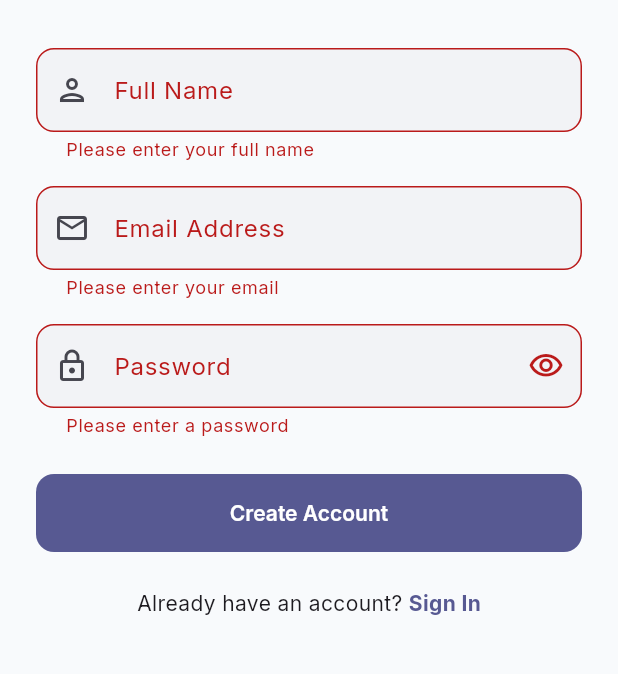
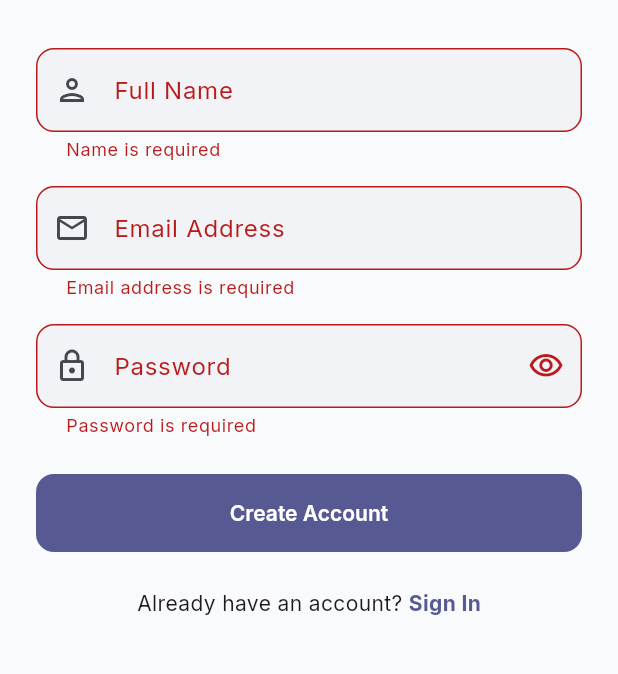
Before and after one commit to jihanurrahman33/PIIRS-Mobile-App, a Flutter app: the RegisterPage screen opened by its route, after a tap on "Create Account", on a phone screen of 412 x 824 dp, the part 471-1145 px from its top. Run offline on Flutter 3.47's test engine with Material 3 defaults, Android fonts, the phone set to English and light mode, and no system bars; our stand-ins replace equatable, flutter_secure_storage, get_it, go_router, google_fonts; accounts and stored records are empty.

Commit message:
feat: Implement environment configuration, secure storage services, and input validators

```diff
--- /dev/null
+++ b/lib/core/utils/validators.dart
@@ -0,0 +1,64 @@
+/// Centralized input validation and sanitization utility.
+abstract class Validators {
+  static final RegExp _emailRegExp = RegExp(
+    r'^[a-zA-Z0-9.\_%+-]+@[a-zA-Z0-9.-]+\.[a-zA-Z]{2,}$',
+  );
+
+  static final RegExp _phoneRegExp = RegExp(
+    r'^\+?[0-9]{7,15}$',
+  );
+
+  /// Validates email address syntax.
+  static String? validateEmail(String? value) {
+    if (value == null || value.trim().isEmpty) {
+      return 'Email address is required';
+    }
+    final trimmed = value.trim();
+    if (!_emailRegExp.hasMatch(trimmed)) {
+      return 'Please enter a valid email address';
+    }
+    return null;
+  }
+
+  /// Validates password length and complexity.
+  static String? validatePassword(String? value, {int minLength = 6}) {
+    if (value == null || value.isEmpty) {
+      return 'Password is required';
+    }
+    if (value.length < minLength) {
+      return 'Password must be at least $minLength characters long';
+    }
+    return null;
+  }
+
+  /// Validates person name input.
+  static String? validateName(String? value) {
+    if (value == null || value.trim().isEmpty) {
+      return 'Name is required';
+    }
+    if (value.trim().length < 2) {
+      return 'Name must be at least 2 characters';
+    }
+    return null;
+  }
+
+  /// Validates phone number input.
+  static String? validatePhone(String? value) {
+    if (value == null || value.trim().isEmpty) {
+      return 'Phone number is required';
+    }
+    final trimmed = value.trim();
+    if (!_phoneRegExp.hasMatch(trimmed)) {
+      return 'Please enter a valid phone number';
+    }
+    return null;
+  }
+
+  /// Sanitizes text input by trimming and stripping HTML/script characters.
+  static String sanitizeInput(String input) {
+    return input
+        .trim()
+        .replaceAll(RegExp(r'<[^>]*>'), '')
+        .replaceAll(RegExp(r'[<>]'), '');
+  }
+}
--- a/lib/features/auth/presentation/pages/login_page.dart
+++ b/lib/features/auth/presentation/pages/login_page.dart
@@ -2,6 +2,7 @@ import 'package:flutter/material.dart';
 import 'package:go_router/go_router.dart';
 
 import '../../../../core/theme/app_colors.dart';
+import '../../../../core/utils/validators.dart';
 
 /// Login Page UI for ZapShift user authentication.
 class LoginPage extends StatefulWidget {
@@ -86,15 +87,7 @@ class _LoginPageState extends State<LoginPage> {
                       labelText: 'Email Address',
                       prefixIcon: Icon(Icons.email_outlined),
                     ),
-                    validator: (value) {
-                      if (value == null || value.trim().isEmpty) {
-                        return 'Please enter your email';
-                      }
-                      if (!value.contains('@')) {
-                        return 'Please enter a valid email';
-                      }
-                      return null;
-                    },
+                    validator: Validators.validateEmail,
                   ),
                   const SizedBox(height: 16),
                   TextFormField(
@@ -117,15 +110,7 @@ class _LoginPageState extends State<LoginPage> {
                         },
                       ),
                     ),
-                    validator: (value) {
-                      if (value == null || value.isEmpty) {
-                        return 'Please enter your password';
-                      }
-                      if (value.length < 6) {
-                        return 'Password must be at least 6 characters';
-                      }
-                      return null;
-                    },
+                    validator: Validators.validatePassword,
                   ),
                   const SizedBox(height: 8),
                   Align(
--- a/lib/features/auth/presentation/pages/register_page.dart
+++ b/lib/features/auth/presentation/pages/register_page.dart
@@ -2,6 +2,7 @@ import 'package:flutter/material.dart';
 import 'package:go_router/go_router.dart';
 
 import '../../../../core/theme/app_colors.dart';
+import '../../../../core/utils/validators.dart';
 
 /// Registration Page UI for creating new citizen accounts.
 class RegisterPage extends StatefulWidget {
@@ -92,12 +93,7 @@ class _RegisterPageState extends State<RegisterPage> {
                       labelText: 'Full Name',
                       prefixIcon: Icon(Icons.person_outlined),
                     ),
-                    validator: (value) {
-                      if (value == null || value.trim().isEmpty) {
-                        return 'Please enter your full name';
-                      }
-                      return null;
-                    },
+                    validator: Validators.validateName,
                   ),
                   const SizedBox(height: 16),
                   TextFormField(
@@ -108,15 +104,7 @@ class _RegisterPageState extends State<RegisterPage> {
                       labelText: 'Email Address',
                       prefixIcon: Icon(Icons.email_outlined),
                     ),
-                    validator: (value) {
-                      if (value == null || value.trim().isEmpty) {
-                        return 'Please enter your email';
-                      }
-                      if (!value.contains('@')) {
-                        return 'Please enter a valid email';
-                      }
-                      return null;
-                    },
+                    validator: Validators.validateEmail,
                   ),
                   const SizedBox(height: 16),
                   TextFormField(
@@ -139,15 +127,7 @@ class _RegisterPageState extends State<RegisterPage> {
                         },
                       ),
                     ),
-                    validator: (value) {
-                      if (value == null || value.isEmpty) {
-                        return 'Please enter a password';
-                      }
-                      if (value.length < 6) {
-                        return 'Password must be at least 6 characters';
-                      }
-                      return null;
-                    },
+                    validator: Validators.validatePassword,
                   ),
                   const SizedBox(height: 24),
                   ElevatedButton(
```
Also changed, not shown: lib/core/config/env_config.dart (added, +29 -0 lines), lib/core/constants/api_constants.dart (+4 -3 lines), lib/core/dependency_injection/service_locator.dart (+20 -2 lines), lib/core/network/secure_storage_auth_token_provider.dart (added, +17 -0 lines), lib/core/services/secure_storage_service.dart (added, +54 -0 lines), 1 other file.
